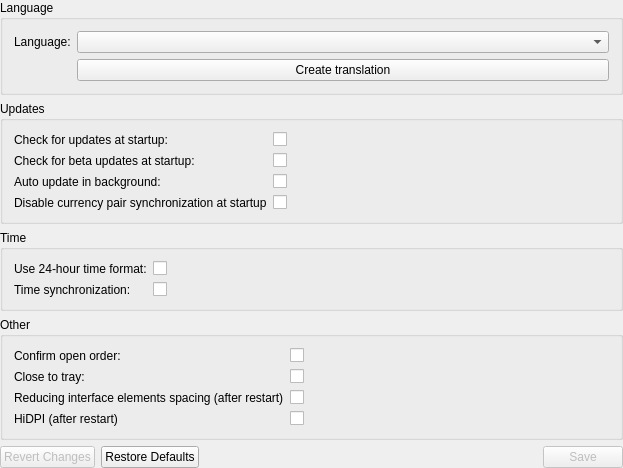
Old version of the form src/settings/settingsgeneral.ui in the repository JulyIghor/QtBitcoinTrader.
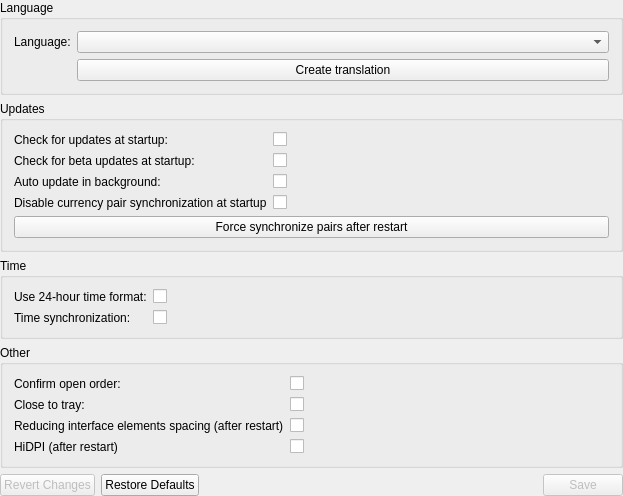
New version of the form.

```diff
--- a/src/settings/settingsgeneral.ui
+++ b/src/settings/settingsgeneral.ui
@@ -162,6 +162,16 @@
         </property>
        </widget>
       </item>
+      <item row="4" column="0" colspan="2">
+       <widget class="QPushButton" name="forceSyncPairsButton">
+        <property name="accessibleName">
+         <string>SETTINGS_FORCE_SYNC_PAIRS</string>
+        </property>
+        <property name="text">
+         <string>Force synchronize pairs after restart</string>
+        </property>
+       </widget>
+      </item>
      </layout>
     </widget>
    </item>
```
Left out of the diff: 6 changed lines with no effect on the pictures.
